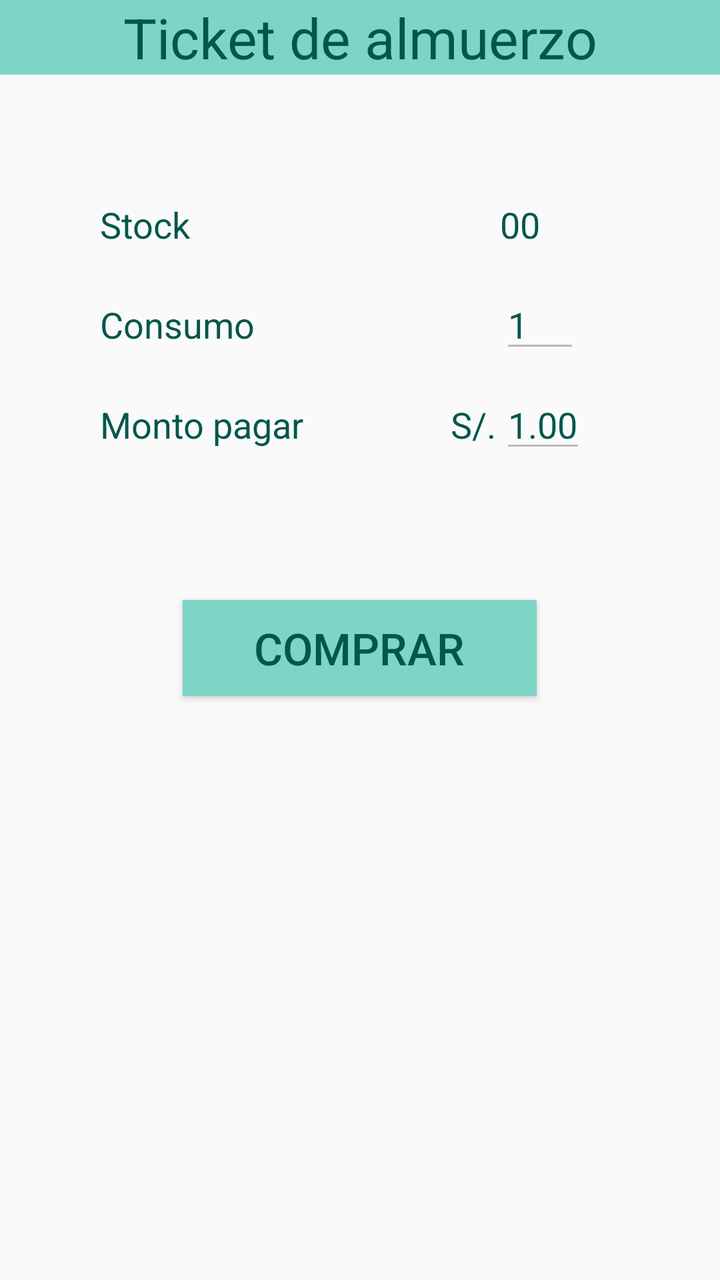
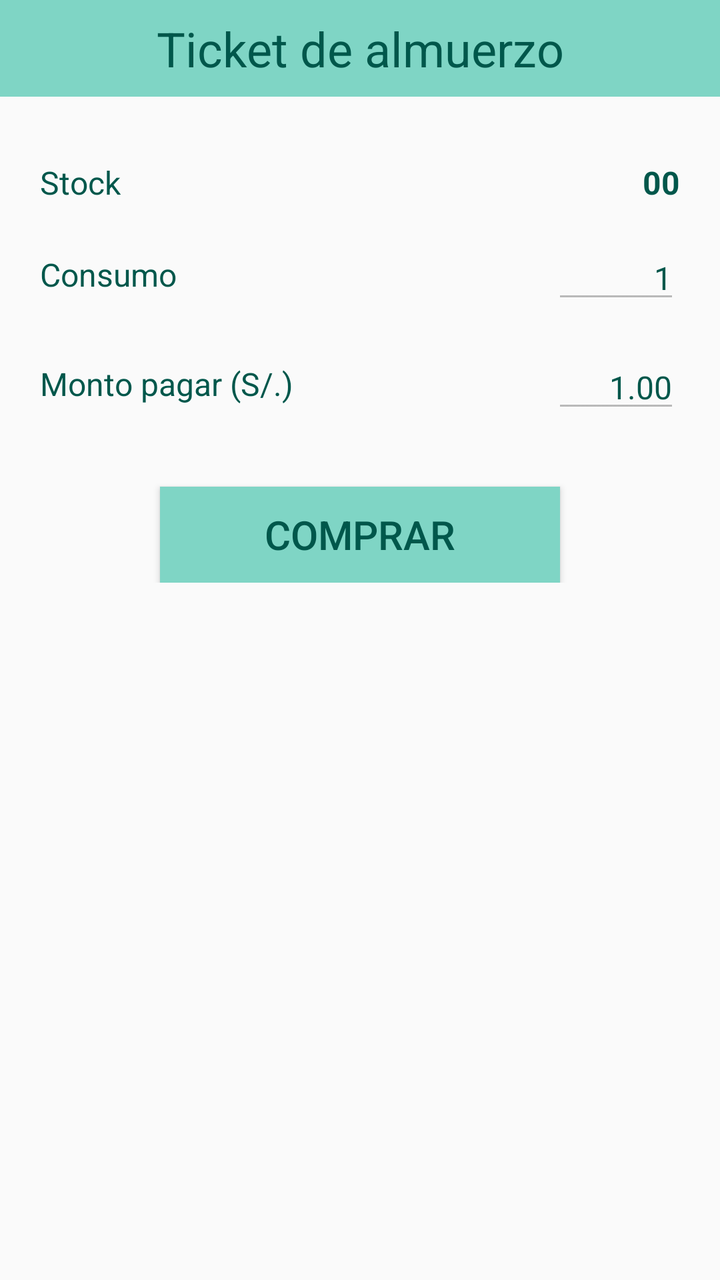

Before-and-after screenshots of an Android layout around one commit, followed by the original layout XML and the change that was made.
<!-- AndroidManifest.xml: application theme AppTheme -->
<!-- res/layout/fragment_fragmento_alumno_comprar.xml -->
<?xml version="1.0" encoding="utf-8"?>
<FrameLayout xmlns:android="http://schemas.android.com/apk/res/android"
    xmlns:tools="http://schemas.android.com/tools"
    android:layout_width="match_parent"
    android:layout_height="match_parent"
    tools:context=".fragmento_alumno.fragmento_alumno_comprar">


    <TextView
        android:id="@+id/textView17"
        android:layout_width="414dp"
        android:layout_height="wrap_content"
        android:layout_gravity="center_horizontal"
        android:layout_marginTop="0dp"
        android:background="#7FD5C5"
        android:gravity="center_horizontal"
        android:text="Ticket de almuerzo"
        android:textColor="@color/colorPrimaryDark"
        android:textSize="28sp" />

    <TextView
        android:id="@+id/textView18"
        android:layout_width="wrap_content"
        android:layout_height="wrap_content"
        android:layout_marginTop="100dp"
        android:layout_marginLeft="50dp"
        android:text="Stock"
        android:textColor="@color/colorPrimaryDark"
        android:textSize="18sp" />

    <TextView
        android:id="@+id/stock_ticket_almuerzo"
        android:layout_width="40dp"
        android:layout_height="wrap_content"
        android:layout_marginLeft="250dp"
        android:layout_marginTop="100dp"
        android:editable="false"
        android:ems="10"
        android:enabled="false"
        android:inputType="textPersonName"
        android:text="00"
        android:textColor="@color/colorPrimaryDark"
        android:textSize="18sp" />
    <TextView
        android:id="@+id/textView19"
        android:layout_width="wrap_content"
        android:layout_height="wrap_content"
        android:layout_marginTop="150dp"
        android:layout_marginLeft="50dp"
        android:text="Consumo"
        android:textColor="@color/colorPrimaryDark"
        android:textSize="18sp" />

    <EditText
        android:id="@+id/editText1"
        android:layout_width="40dp"
        android:layout_height="wrap_content"
        android:layout_marginLeft="250dp"
        android:layout_marginTop="140dp"
        android:editable="false"
        android:enabled="false"
        android:ems="10"
        android:inputType="textPersonName"
        android:text="1"
        android:textColor="@color/colorPrimaryDark"
        android:textSize="18sp" />

    <TextView
        android:id="@+id/textView20"
        android:layout_width="wrap_content"
        android:layout_height="wrap_content"
        android:layout_marginTop="200dp"
        android:layout_marginLeft="50dp"
        android:text="Monto pagar                 S/."
        android:textColor="@color/colorPrimaryDark"
        android:textSize="18sp" />

    <EditText
        android:id="@+id/editText2"
        android:layout_width="43dp"
        android:layout_height="wrap_content"
        android:layout_marginLeft="250dp"
        android:layout_marginTop="190dp"
        android:ems="10"
        android:enabled="false"
        android:editable="false"
        android:inputType="textPersonName"
        android:text="1.00"
        android:textColor="@color/colorPrimaryDark"
        android:textSize="18sp" />

    <Button
        android:id="@+id/btn_comprar_almuerzo"
        android:layout_width="177dp"
        android:layout_height="wrap_content"
        android:layout_gravity="center_horizontal"
        android:layout_marginTop="300dp"
        android:background="#7FD5C5"
        android:text="Comprar"
        android:textColor="@color/colorPrimaryDark"
        android:textSize="22sp" />




</FrameLayout>
<!-- resources referenced by this layout -->
<resources>
  <color name="colorPrimaryDark">#00574B</color>
  <style name="AppTheme" parent="Theme.AppCompat.Light.DarkActionBar">
          
          <item name="colorPrimary">@color/colorPrimary</item>
          <item name="colorPrimaryDark">@color/colorPrimaryDark</item>
          <item name="colorAccent">@color/colorAccent</item>
      </style>
  <color name="colorPrimary">#8BD8D0</color>
  <color name="colorAccent">#D81B60</color>
</resources>

<!-- the commit's change to res/layout/fragment_fragmento_alumno_comprar.xml (unified diff, before → after) -->
@@ -1,106 +1,150 @@
 <?xml version="1.0" encoding="utf-8"?>
-<FrameLayout xmlns:android="http://schemas.android.com/apk/res/android"
+<LinearLayout xmlns:android="http://schemas.android.com/apk/res/android"
+    xmlns:app="http://schemas.android.com/apk/res-auto"
     xmlns:tools="http://schemas.android.com/tools"
     android:layout_width="match_parent"
     android:layout_height="match_parent"
+    android:orientation="vertical"
     tools:context=".fragmento_alumno.fragmento_alumno_comprar">
-
 
     <TextView
         android:id="@+id/textView17"
-        android:layout_width="414dp"
+        android:layout_width="match_parent"
         android:layout_height="wrap_content"
-        android:layout_gravity="center_horizontal"
-        android:layout_marginTop="0dp"
         android:background="#7FD5C5"
         android:gravity="center_horizontal"
+        android:paddingVertical="8dp"
         android:text="Ticket de almuerzo"
         android:textColor="@color/colorPrimaryDark"
-        android:textSize="28sp" />
+        android:textSize="@dimen/header_text_size" />
 
-    <TextView
-        android:id="@+id/textView18"
-        android:layout_width="wrap_content"
-        android:layout_height="wrap_content"
-        android:layout_marginTop="100dp"
-        android:layout_marginLeft="50dp"
-        android:text="Stock"
-        android:textColor="@color/colorPrimaryDark"
-        android:textSize="18sp" />
+    <ScrollView
+        android:layout_width="match_parent"
+        android:layout_height="0dp"
+        android:layout_weight="1"
+        android:fillViewport="true">
 
-    <TextView
-        android:id="@+id/stock_ticket_almuerzo"
-        android:layout_width="40dp"
-        android:layout_height="wrap_content"
-        android:layout_marginLeft="250dp"
-        android:layout_marginTop="100dp"
-        android:editable="false"
-        android:ems="10"
-        android:enabled="false"
-        android:inputType="textPersonName"
-        android:text="00"
-        android:textColor="@color/colorPrimaryDark"
-        android:textSize="18sp" />
-    <TextView
-        android:id="@+id/textView19"
-        android:layout_width="wrap_content"
-        android:layout_height="wrap_content"
-        android:layout_marginTop="150dp"
-        android:layout_marginLeft="50dp"
-        android:text="Consumo"
-        android:textColor="@color/colorPrimaryDark"
-        android:textSize="18sp" />
+        <androidx.constraintlayout.widget.ConstraintLayout
+            android:layout_width="match_parent"
+            android:layout_height="wrap_content"
+            android:paddingStart="@dimen/screen_padding_horizontal"
+            android:paddingTop="@dimen/screen_padding_vertical"
+            android:paddingEnd="@dimen/screen_padding_horizontal"
+            android:paddingBottom="@dimen/screen_padding_vertical">
 
-    <EditText
-        android:id="@+id/editText1"
-        android:layout_width="40dp"
-        android:layout_height="wrap_content"
-        android:layout_marginLeft="250dp"
-        android:layout_marginTop="140dp"
-        android:editable="false"
-        android:enabled="false"
-        android:ems="10"
-        android:inputType="textPersonName"
-        android:text="1"
-        android:textColor="@color/colorPrimaryDark"
-        android:textSize="18sp" />
+            <LinearLayout
+                android:layout_width="0dp"
+                android:layout_height="wrap_content"
+                android:orientation="vertical"
+                app:layout_constraintEnd_toEndOf="parent"
+                app:layout_constraintStart_toStartOf="parent"
+                app:layout_constraintTop_toTopOf="parent"
+                app:layout_constraintWidth_max="@dimen/content_max_width">
 
-    <TextView
-        android:id="@+id/textView20"
-        android:layout_width="wrap_content"
-        android:layout_height="wrap_content"
-        android:layout_marginTop="200dp"
-        android:layout_marginLeft="50dp"
-        android:text="Monto pagar                 S/."
-        android:textColor="@color/colorPrimaryDark"
-        android:textSize="18sp" />
+                <LinearLayout
+                    android:layout_width="match_parent"
+                    android:layout_height="wrap_content"
+                    android:layout_marginTop="16dp"
+                    android:gravity="center_vertical"
+                    android:orientation="horizontal">
 
-    <EditText
-        android:id="@+id/editText2"
-        android:layout_width="43dp"
-        android:layout_height="wrap_content"
-        android:layout_marginLeft="250dp"
-        android:layout_marginTop="190dp"
-        android:ems="10"
-        android:enabled="false"
-        android:editable="false"
-        android:inputType="textPersonName"
-        android:text="1.00"
-        android:textColor="@color/colorPrimaryDark"
-        android:textSize="18sp" />
+                    <TextView
+                        android:id="@+id/textView18"
+                        android:layout_width="0dp"
+                        android:layout_height="wrap_content"
+                        android:layout_weight="1"
+                        android:text="Stock"
+                        android:textColor="@color/colorPrimaryDark"
+                        android:textSize="@dimen/body_text_size" />
 
-    <Button
-        android:id="@+id/btn_comprar_almuerzo"
-        android:layout_width="177dp"
-        android:layout_height="wrap_content"
-        android:layout_gravity="center_horizontal"
-        android:layout_marginTop="300dp"
-        android:background="#7FD5C5"
-        android:text="Comprar"
-        android:textColor="@color/colorPrimaryDark"
-        android:textSize="22sp" />
+                    <TextView
+                        android:id="@+id/stock_ticket_almuerzo"
+                        android:layout_width="wrap_content"
+                        android:layout_height="wrap_content"
+                        android:gravity="end"
+                        android:minWidth="64dp"
+                        android:text="00"
+                        android:textColor="@color/colorPrimaryDark"
+                        android:textSize="@dimen/body_text_size"
+                        android:textStyle="bold" />
 
+                </LinearLayout>
 
+                <LinearLayout
+                    android:layout_width="match_parent"
+                    android:layout_height="wrap_content"
+                    android:layout_marginTop="@dimen/form_section_spacing"
+                    android:gravity="center_vertical"
+                    android:orientation="horizontal">
 
+                    <TextView
+                        android:id="@+id/textView19"
+                        android:layout_width="0dp"
+                        android:layout_height="wrap_content"
+                        android:layout_weight="1"
+                        android:text="Consumo"
+                        android:textColor="@color/colorPrimaryDark"
+                        android:textSize="@dimen/body_text_size" />
 
-</FrameLayout>
+                    <EditText
+                        android:id="@+id/editText1"
+                        android:layout_width="wrap_content"
+                        android:layout_height="wrap_content"
+                        android:enabled="false"
+                        android:gravity="end"
+                        android:inputType="none"
+                        android:minWidth="64dp"
+                        android:text="1"
+                        android:textColor="@color/colorPrimaryDark"
+                        android:textSize="@dimen/body_text_size" />
+
+                </LinearLayout>
+
+                <LinearLayout
+                    android:layout_width="match_parent"
+                    android:layout_height="wrap_content"
+                    android:layout_marginTop="@dimen/form_section_spacing"
+                    android:gravity="center_vertical"
+                    android:orientation="horizontal">
+
+                    <TextView
+                        android:id="@+id/textView20"
+                        android:layout_width="0dp"
+                        android:layout_height="wrap_content"
+                        android:layout_weight="1"
+                        android:text="Monto pagar (S/.)"
+                        android:textColor="@color/colorPrimaryDark"
+                        android:textSize="@dimen/body_text_size" />
+
+                    <EditText
+                        android:id="@+id/editText2"
+                        android:layout_width="wrap_content"
+                        android:layout_height="wrap_content"
+                        android:enabled="false"
+                        android:gravity="end"
+                        android:inputType="none"
+                        android:minWidth="64dp"
+                        android:text="1.00"
+                        android:textColor="@color/colorPrimaryDark"
+                        android:textSize="@dimen/body_text_size" />
+
+                </LinearLayout>
+
+                <Button
+                    android:id="@+id/btn_comprar_almuerzo"
+                    android:layout_width="@dimen/button_width"
+                    android:layout_height="wrap_content"
+                    android:layout_gravity="center_horizontal"
+                    android:layout_marginTop="32dp"
+                    android:background="#7FD5C5"
+                    android:text="Comprar"
+                    android:textColor="@color/colorPrimaryDark"
+                    android:textSize="20sp" />
+
+            </LinearLayout>
+
+        </androidx.constraintlayout.widget.ConstraintLayout>
+
+    </ScrollView>
+
+</LinearLayout>
<!-- resource entries referenced after the edit -->
@@ -1,6 +1,13 @@
 <!-- resources referenced by this layout -->
 <resources>
   <color name="colorPrimaryDark">#00574B</color>
+  <dimen name="body_text_size">16sp</dimen>
+  <dimen name="button_width">200dp</dimen>
+  <dimen name="content_max_width">480dp</dimen>
+  <dimen name="form_section_spacing">16dp</dimen>
+  <dimen name="header_text_size">24sp</dimen>
+  <dimen name="screen_padding_horizontal">20dp</dimen>
+  <dimen name="screen_padding_vertical">16dp</dimen>
   <style name="AppTheme" parent="Theme.AppCompat.Light.DarkActionBar">
           
           <item name="colorPrimary">@color/colorPrimary</item>
